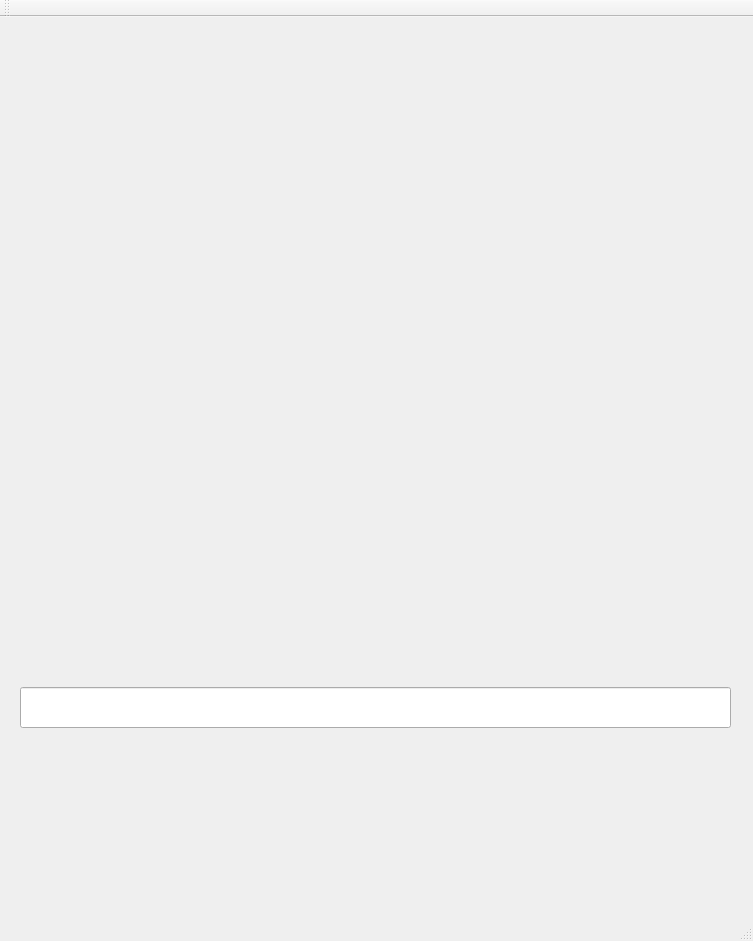
The window that Qt5/classic_cryptography/mainwindow.ui (Houwenda/python_programming) describes before a commit, drawn with Qt 5.
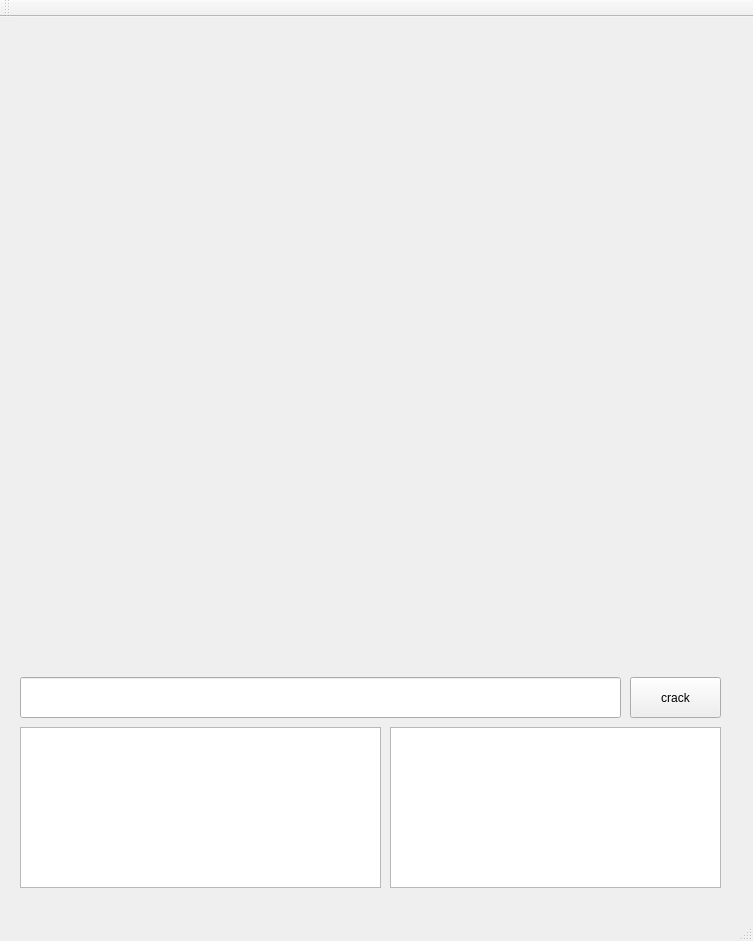
The same window after the commit.

```diff
--- a/Qt5/classic_cryptography/mainwindow.ui
+++ b/Qt5/classic_cryptography/mainwindow.ui
@@ -28,22 +28,45 @@
     <property name="geometry">
      <rect>
       <x>20</x>
-      <y>670</y>
-      <width>711</width>
+      <y>660</y>
+      <width>601</width>
       <height>41</height>
      </rect>
     </property>
    </widget>
-  </widget>
-  <widget class="QMenuBar" name="menuBar">
+   <widget class="QPushButton" name="pushButton">
+    <property name="geometry">
+     <rect>
+      <x>630</x>
+      <y>660</y>
+      <width>91</width>
+      <height>41</height>
+     </rect>
+    </property>
+    <property name="text">
+     <string>crack</string>
+    </property>
+   </widget>
+   <widget class="QTextEdit" name="textEdit">
    <property name="geometry">
     <rect>
-     <x>0</x>
-     <y>0</y>
-     <width>753</width>
-     <height>23</height>
-    </rect>
-   </property>
+      <x>20</x>
+      <y>710</y>
+      <width>361</width>
+      <height>161</height>
+     </rect>
+    </property>
+   </widget>
+   <widget class="QTextEdit" name="textEdit_2">
+    <property name="geometry">
+     <rect>
+      <x>390</x>
+      <y>710</y>
+      <width>331</width>
+      <height>161</height>
+     </rect>
+    </property>
+   </widget>
   </widget>
   <widget class="QToolBar" name="mainToolBar">
    <attribute name="toolBarArea">
```
Lines whose indentation alone changed are shown as unchanged.
